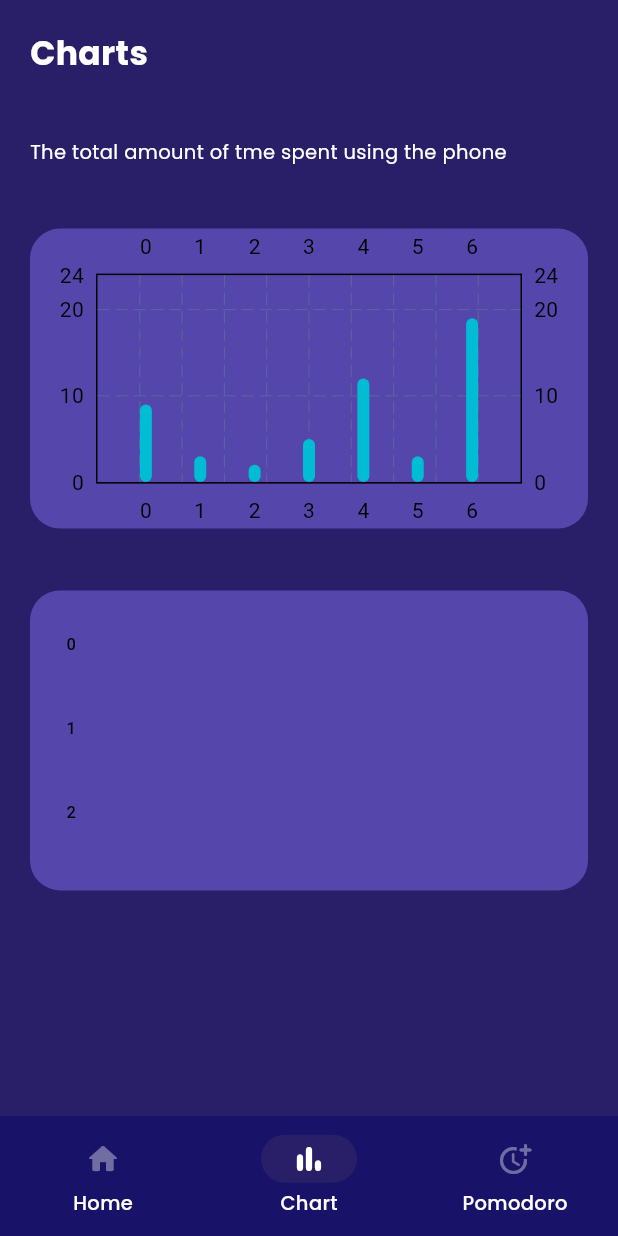
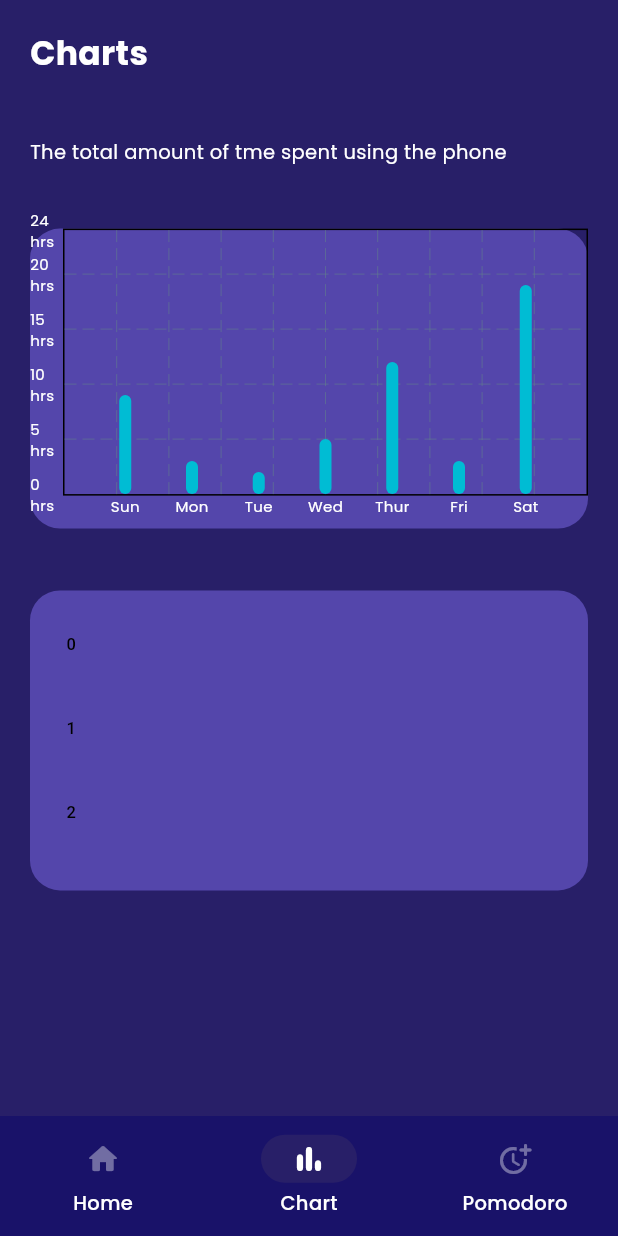
Before and after one commit to kevinhectorngetich/smartcare, a Flutter app: the screen it shows after launch, item 2 of the bottom bar chosen, on a phone screen of 412 x 824 dp. Run offline on Flutter 3.47's test engine with Material 2 defaults, Android fonts, the phone set to English and light mode, and no system bars; drawn by our look-alikes of fl_chart.

Commit message:
feat: managed to add chart

```diff
--- a/lib/screens/charts.dart
+++ b/lib/screens/charts.dart
@@ -12,6 +12,49 @@ class ChartScreen extends StatefulWidget {
 }
 
 class _ChartScreenState extends State<ChartScreen> {
+  SideTitles get _bottomTitles => SideTitles(
+        showTitles: true,
+        getTitlesWidget: (value, meta) {
+          String text = '';
+          switch (value.toInt()) {
+            case 0:
+              text = 'Sun';
+              break;
+            case 1:
+              text = 'Mon';
+              break;
+            case 2:
+              text = 'Tue';
+              break;
+            case 3:
+              text = 'Wed';
+              break;
+            case 4:
+              text = 'Thur';
+              break;
+            case 5:
+              text = 'Fri';
+              break;
+            case 6:
+              text = 'Sat';
+              break;
+          }
+
+          return Text(
+            text,
+            style: const TextStyle(
+                fontFamily: 'Poppins', color: Colors.white, fontSize: 10.0),
+          );
+        },
+      );
+  SideTitles get _sideTitles => SideTitles(
+        showTitles: true,
+        getTitlesWidget: (value, meta) => Text(
+          '${value.toInt()}' ' hrs',
+          style: const TextStyle(
+              fontFamily: 'Poppins', color: Colors.white, fontSize: 10.0),
+        ),
+      );
   @override
   Widget build(BuildContext context) {
     double paddingHeight = MediaQuery.of(context).size.height * 0.05;
@@ -51,8 +94,14 @@ class _ChartScreenState extends State<ChartScreen> {
                         // groupsSpace: 2,
                         barTouchData: BarTouchData(enabled: true),
                         titlesData: FlTitlesData(
-                            // bottomTitles: , TODO:
-                            ),
+                            topTitles: AxisTitles(
+                                sideTitles: SideTitles(showTitles: false)),
+                            rightTitles: AxisTitles(
+                                sideTitles: SideTitles(showTitles: false)),
+                            // bottomTitles:
+                            bottomTitles: AxisTitles(sideTitles: _bottomTitles),
+                            leftTitles: AxisTitles(sideTitles: _sideTitles)),
+
                         // backgroundColor:
                         barGroups: BarData.barData
                             .map(
--- a/lib/screens/home_screen.dart
+++ b/lib/screens/home_screen.dart
@@ -19,7 +19,8 @@ class _HomeScreenState extends State<HomeScreen> {
     const SmartCareScreen(),
     const ChartScreen(),
     // const PomodoroScreen(),
-    HomePage()
+    // HomePage()
+    BarChartWidget(),
   ];
 
   @override
```
Also changed, not shown: lib/screens/pomodoro.dart (+179 -75 lines).
